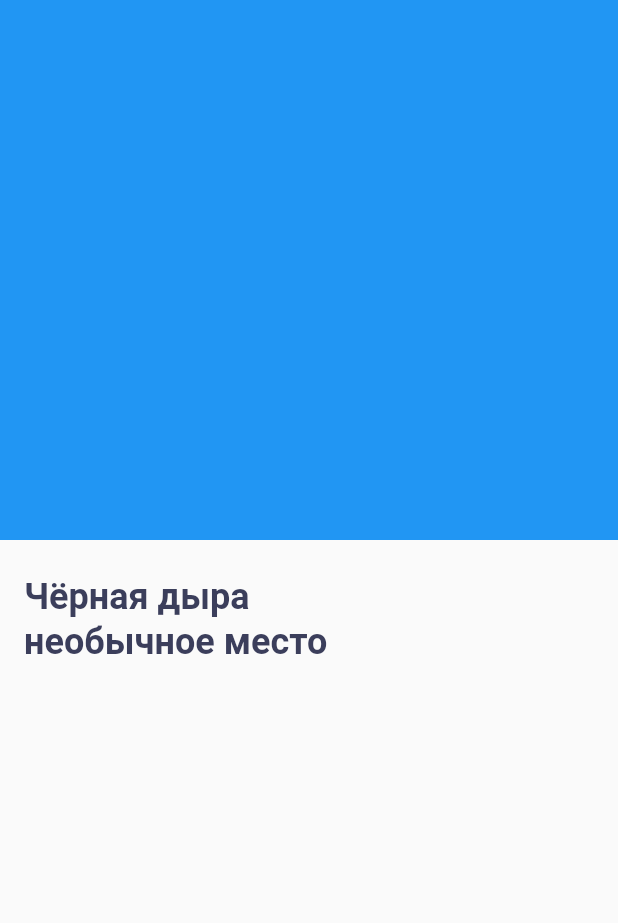
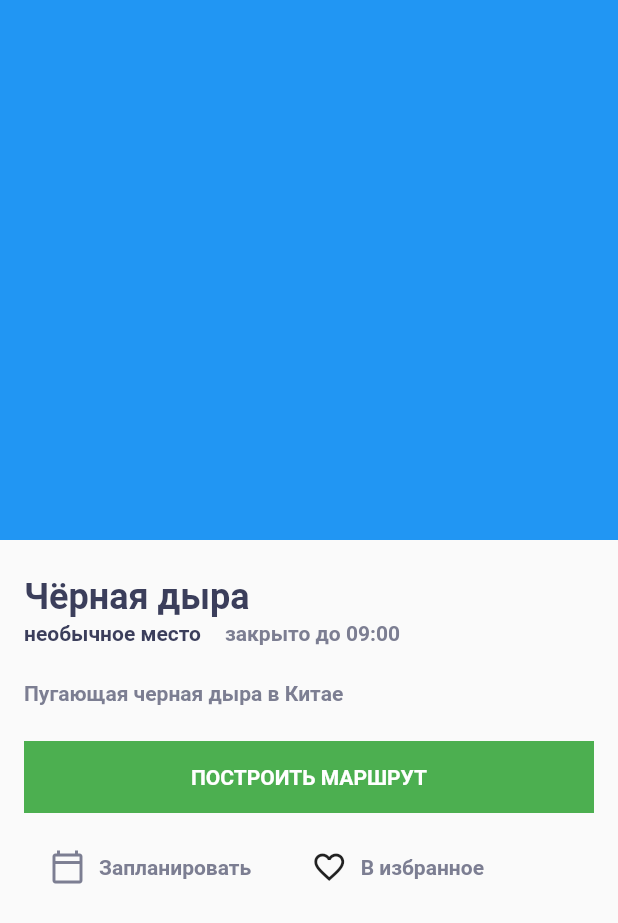
Before and after one commit to howker/surf-flutter-course-kudryashov, a Flutter app: the screen it shows after launch, on a phone screen of 412 x 824 dp. Shown: the top 923 px of the screen. Run offline on Flutter 3.47's test engine with Material 2 defaults, Android fonts, the light colour scheme and no system bars.

Commit message:
Sight card created

```diff
--- a/lib/styles.dart
+++ b/lib/styles.dart
@@ -5,6 +5,24 @@ const titleFontStyle = TextStyle(
   fontWeight: FontWeight.bold,
   fontSize: 24,
   color: const Color(0xFF3B3E5B),
+);
+const smallBoldFontStyle = TextStyle(
+  fontFamily: 'Roboto',
+  fontWeight: FontWeight.bold,
+  fontSize: 14,
+  color: const Color(0xFF3B3E5B),
+);
+const smallFontStyle = TextStyle(
+  fontFamily: 'Roboto',
+  fontWeight: FontWeight.normal,
+  fontSize: 14,
+  color: const Color(0xFF7C7E92),
+);
+const buttonFontStyle = TextStyle(
+  fontFamily: 'Roboto',
+  fontWeight: FontWeight.w700,
+  fontSize: 14,
+  color: const Color(0xFFFFFFFF),
 );
 
 const textStyle = TextStyle(
--- a/lib/ui/screen/sight_card.dart
+++ b/lib/ui/screen/sight_card.dart
@@ -25,10 +25,65 @@ class SightCard extends StatelessWidget {
           ),
           Container(
             alignment: Alignment.centerLeft,
-            padding: const EdgeInsets.only(left: 16, right: 16),
+            padding: const EdgeInsets.only(left: 16, right: 16, bottom: 24),
+            child: Row(
+              children: [
+                Text(
+                  sight.type,
+                  style: smallBoldFontStyle,
+                ),
+                SizedBox(
+                  width: 16,
+                ),
+                Text(
+                  'закрыто до 09:00',
+                  style: smallFontStyle,
+                ),
+              ],
+            ),
+          ),
+          Container(
+            alignment: Alignment.centerLeft,
+            padding: const EdgeInsets.fromLTRB(16, 0, 16, 24),
             child: Text(
-              sight.type,
-              style: titleFontStyle,
+              sight.details,
+              style: smallFontStyle,
+            ),
+          ),
+          Container(
+            alignment: Alignment.center,
+            margin: const EdgeInsets.fromLTRB(16, 0, 16, 24),
+            height: 48,
+            color: Colors.green,
+            child: Text(
+              'ПОСТРОИТЬ МАРШРУТ',
+              style: buttonFontStyle,
+            ),
+          ),
+          Container(
+            alignment: Alignment.centerLeft,
+            padding: const EdgeInsets.only(left: 33),
+            child: Row(
+              children: [
+                Icon(
+                  Icons.calendar_today_outlined,
+                  color: const Color(0xFF7C7E92),
+                ),
+                SizedBox(width: 9),
+                Text(
+                  'Запланировать',
+                  style: smallFontStyle.copyWith(
+                    color: const Color(0xFF7C7E92),
+                  ),
+                ),
+                SizedBox(width: 40),
+                Icon(Icons.favorite_border),
+                SizedBox(width: 9),
+                Text(
+                  'В избранное',
+                  style: smallFontStyle,
+                ),
+              ],
             ),
           ),
         ],
```
